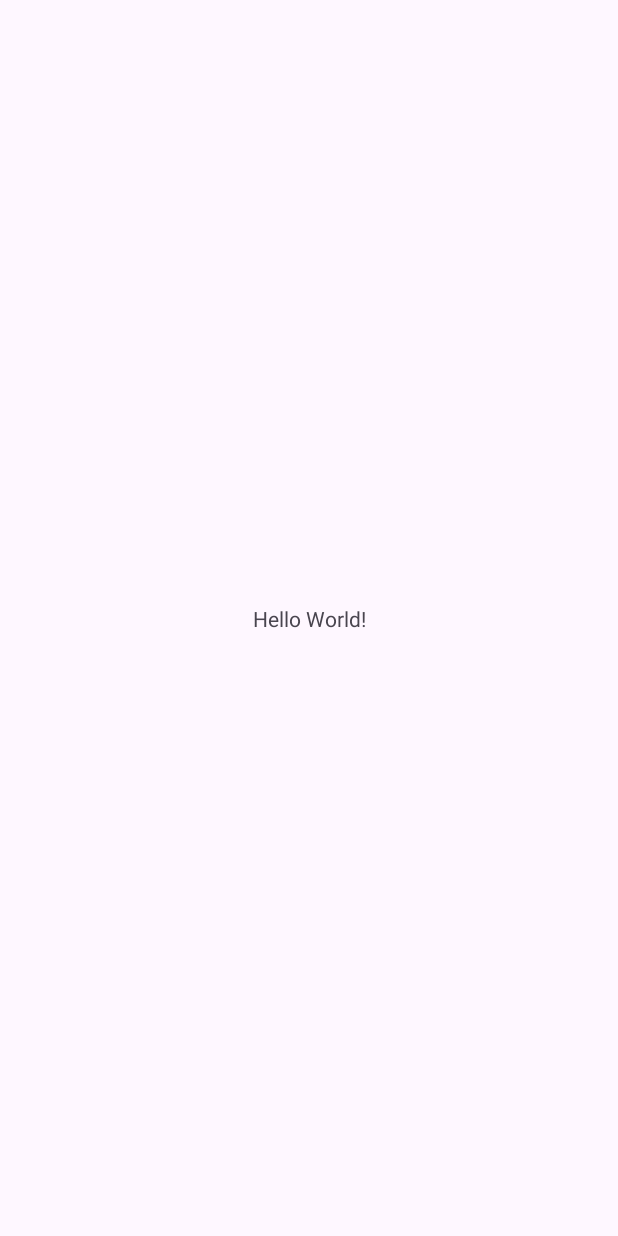
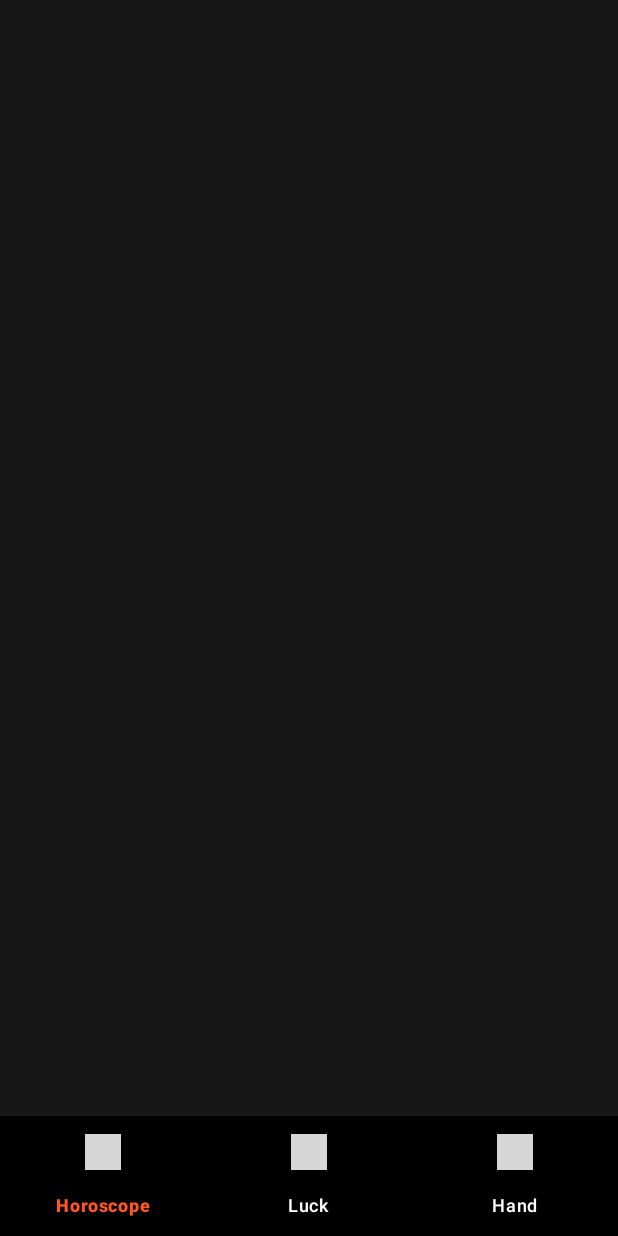
Before and after one commit to Lucfer666/HorosApp, an Android app: the screen it shows after launch (MainActivity), on a phone screen of 412 x 824 dp. Before the commit the screen is almost empty. Run offline under Robolectric (Android 15) with nearby library versions, the phone set to English and light mode, and no system bars; our stand-ins replace navigation-ui; grey boxes are pictures that could not be loaded.

Commit message:
completing navComponent

```diff
--- a/app/src/main/java/com/ismaArceDev/horoscopeapp/MainActivity.kt
+++ b/app/src/main/java/com/ismaArceDev/horoscopeapp/MainActivity.kt
@@ -2,10 +2,29 @@ package com.ismaArceDev.horoscopeapp
 
 import androidx.appcompat.app.AppCompatActivity
 import android.os.Bundle
+import androidx.navigation.NavController
+import androidx.navigation.fragment.NavHostFragment
+import androidx.navigation.ui.setupWithNavController
+import com.ismaArceDev.horoscopeapp.databinding.ActivityMainBinding
 
 class MainActivity : AppCompatActivity() {
+
+    private lateinit var binding: ActivityMainBinding
+    private lateinit var navController: NavController
     override fun onCreate(savedInstanceState: Bundle?) {
         super.onCreate(savedInstanceState)
-        setContentView(R.layout.activity_main)
+        binding = ActivityMainBinding.inflate(layoutInflater)
+        setContentView(binding.root)
+        iniUI()
+    }
+
+    private fun iniUI(){
+        initNavigation()
+    }
+
+    private fun initNavigation() {
+        val navHost = supportFragmentManager.findFragmentById(R.id.fragmentContainerView) as NavHostFragment
+        navController= navHost.navController
+        binding.bottonNavView.setupWithNavController(navController)
     }
 }
--- /dev/null
+++ b/app/src/main/java/com/ismaArceDev/horoscopeapp/ui/horoscope/HoroscopeFragment.kt
@@ -0,0 +1,24 @@
+package com.ismaArceDev.horoscopeapp.ui.horoscope
+
+import android.os.Bundle
+import android.view.LayoutInflater
+import android.view.View
+import android.view.ViewGroup
+import androidx.fragment.app.Fragment
+import com.ismaArceDev.horoscopeapp.databinding.FragmentHoroscopeBinding
+
+
+class HoroscopeFragment : Fragment() {
+
+    private var _binding: FragmentHoroscopeBinding? = null
+    private val binding get() = _binding!!
+    override fun onCreateView(
+        inflater: LayoutInflater, container: ViewGroup?,
+        savedInstanceState: Bundle?
+    ): View? {
+        _binding = FragmentHoroscopeBinding.inflate(layoutInflater, container, false)
+        return binding.root
+    }
+
+
+}
--- /dev/null
+++ b/app/src/main/res/color/botton_nav_selector.xml
@@ -0,0 +1,5 @@
+<?xml version="1.0" encoding="utf-8"?>
+<selector xmlns:android="http://schemas.android.com/apk/res/android">
+    <item android:color="@color/secondary" android:state_checked="true"/>
+    <item android:color="@color/accent"/>
+</selector>
--- a/app/src/main/res/layout/activity_main.xml
+++ b/app/src/main/res/layout/activity_main.xml
@@ -6,13 +6,29 @@
     android:layout_height="match_parent"
     tools:context=".MainActivity">
 
-    <TextView
-        android:layout_width="wrap_content"
+    <androidx.fragment.app.FragmentContainerView
+        android:id="@+id/fragmentContainerView"
+        android:name="androidx.navigation.fragment.NavHostFragment"
+        android:layout_width="0dp"
+        android:layout_height="0dp"
+        app:defaultNavHost="true"
+        app:navGraph="@navigation/main_graph"
+        app:layout_constraintTop_toTopOf="parent"
+        app:layout_constraintLeft_toLeftOf="parent"
+        app:layout_constraintRight_toRightOf="parent"
+        app:layout_constraintBottom_toBottomOf="parent"
+        />
+    <com.google.android.material.bottomnavigation.BottomNavigationView
+        android:id="@+id/bottonNavView"
+        android:layout_width="0dp"
         android:layout_height="wrap_content"
-        android:text="Hello World!"
+        android:background="@color/primaryDark"
+        app:layout_constraintLeft_toLeftOf="parent"
+        app:layout_constraintRight_toRightOf="parent"
         app:layout_constraintBottom_toBottomOf="parent"
-        app:layout_constraintEnd_toEndOf="parent"
-        app:layout_constraintStart_toStartOf="parent"
-        app:layout_constraintTop_toTopOf="parent" />
-
+        app:menu="@menu/botton_menu"
+        app:itemIconTint="@color/botton_nav_selector"
+        app:itemTextColor="@color/botton_nav_selector"
+        app:itemActiveIndicatorStyle="@null"
+        />
 </androidx.constraintlayout.widget.ConstraintLayout>
--- /dev/null
+++ b/app/src/main/res/layout/fragment_horoscope.xml
@@ -0,0 +1,12 @@
+<?xml version="1.0" encoding="utf-8"?>
+<FrameLayout xmlns:android="http://schemas.android.com/apk/res/android"
+    xmlns:tools="http://schemas.android.com/tools"
+    android:layout_width="match_parent"
+    android:layout_height="match_parent"
+    android:background="@color/primary"
+    tools:context=".ui.horoscope.HoroscopeFragment">
+
+    <!-- TODO: Update blank fragment layout -->
+
+
+</FrameLayout>
--- /dev/null
+++ b/app/src/main/res/menu/botton_menu.xml
@@ -0,0 +1,19 @@
+<?xml version="1.0" encoding="utf-8"?>
+<menu xmlns:android="http://schemas.android.com/apk/res/android">
+    <item
+        android:id="@+id/horoscopeFragment"
+        android:title="@string/horoscope"
+        android:icon="@drawable/horoscope"
+        />
+    <item
+        android:id="@+id/luckFragment"
+        android:title="@string/luck"
+        android:icon="@drawable/card"
+
+        />
+    <item
+        android:id="@+id/palmistryFragment"
+        android:title="@string/palmistry"
+        android:icon="@drawable/lucky"
+        />
+</menu>
--- /dev/null
+++ b/app/src/main/res/navigation/main_graph.xml
@@ -0,0 +1,23 @@
+<?xml version="1.0" encoding="utf-8"?>
+<navigation xmlns:android="http://schemas.android.com/apk/res/android"
+    xmlns:app="http://schemas.android.com/apk/res-auto"
+    xmlns:tools="http://schemas.android.com/tools"
+    android:id="@+id/main_graph"
+    app:startDestination="@id/horoscopeFragment">
+
+    <fragment
+        android:id="@+id/horoscopeFragment"
+        android:name="com.ismaArceDev.horoscopeapp.ui.horoscope.HoroscopeFragment"
+        android:label="fragment_horoscope"
+        tools:layout="@layout/fragment_horoscope" />
+    <fragment
+        android:id="@+id/palmistryFragment"
+        android:name="com.ismaArceDev.horoscopeapp.ui.palmistry.PalmistryFragment"
+        android:label="fragment_palmistry"
+        tools:layout="@layout/fragment_palmistry" />
+    <fragment
+        android:id="@+id/luckFragment"
+        android:name="com.ismaArceDev.horoscopeapp.ui.luck.LuckFragment"
+        android:label="fragment_luck"
+        tools:layout="@layout/fragment_luck" />
+</navigation>
--- a/app/src/main/res/values/strings.xml
+++ b/app/src/main/res/values/strings.xml
@@ -1,3 +1,9 @@
 <resources>
     <string name="app_name">HoroscopeApp</string>
+    <!-- TODO: Remove or change this placeholder text -->
+    <string name="hello_blank_fragment">Hello blank fragment</string>
+    <!--botton bar-->
+    <string name="horoscope">Horoscope</string>
+    <string name="palmistry">Hand</string>
+    <string name="luck">Luck</string>
 </resources>
```
Also changed, not shown: app/build.gradle.kts (+7 -0 lines), app/src/main/java/com/ismaArceDev/horoscopeapp/ui/luck/LuckFragment.kt (added, +24 -0 lines), app/src/main/java/com/ismaArceDev/horoscopeapp/ui/palmistry/PalmistryFragment.kt (added, +26 -0 lines), app/src/main/res/layout/fragment_luck.xml (added, +15 -0 lines), app/src/main/res/layout/fragment_palmistry.xml (added, +15 -0 lines).
